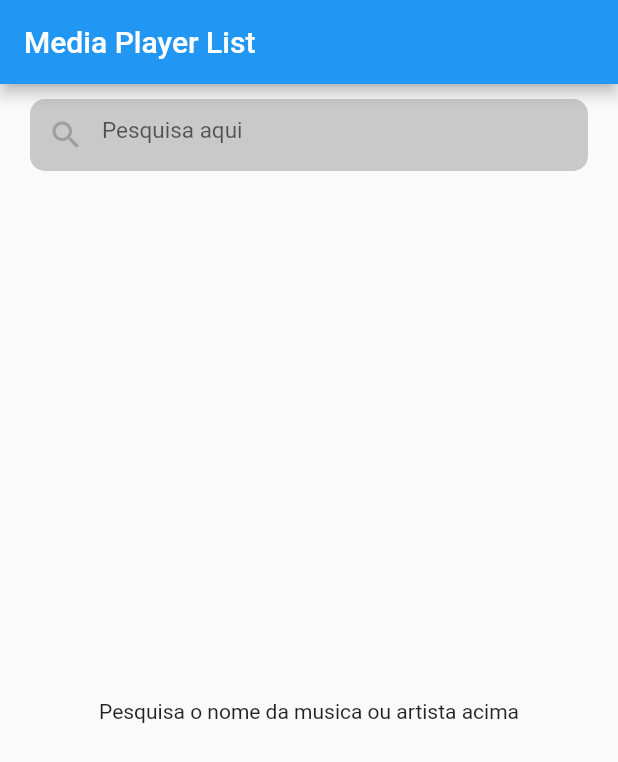
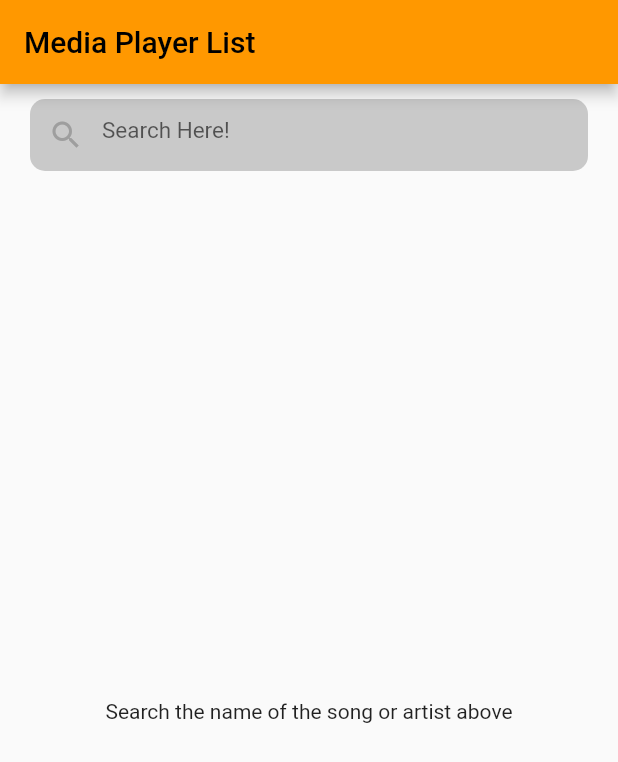
Before and after one commit to Relesi/relesi-musics-, a Flutter app: the screen it shows after launch, on a phone screen of 412 x 824 dp. Shown: the top 762 px of the screen. Run offline on Flutter 3.47's test engine with Material 2 defaults, Android fonts, the phone set to English and light mode, and no system bars; our stand-ins replace audioplayers.

Commit message:
impl refactor

```diff
--- a/lib/main.dart
+++ b/lib/main.dart
@@ -21,7 +21,7 @@ class MyApp extends StatelessWidget {
         title: 'Media List',
         theme: ThemeData(
           appBarTheme: AppBarTheme(),
-          primarySwatch: Colors.blue,
+          primarySwatch: Colors.orange,
           accentColor: Colors.black45
         ),
         initialRoute: '/',
--- a/lib/view/screens/home_screen.dart
+++ b/lib/view/screens/home_screen.dart
@@ -56,7 +56,7 @@ class _HomeScreenState extends State<HomeScreen> {
                     Icons.search,
                     color: Colors.grey,
                   ),
-                  hintText: "Pesquisa aqui"
+                  hintText: "Search Here!"
                 ),
               ),
             ),
@@ -94,10 +94,10 @@ class _HomeScreenState extends State<HomeScreen> {
           ],
         );
       case Status.ERROR:
-        return Center(child: Text("Por favor tente novamente"),);
+        return Center(child: Text("Please try again"),);
       case Status.INITIAL:
       default:
-        return Center(child: Text('Pesquisa o nome da musica ou artista acima'),);
+        return Center(child: Text('Search the name of the song or artist above'),);
     }
   }
 }
```
Also changed, not shown: img_1.png (added), 1 other file.
